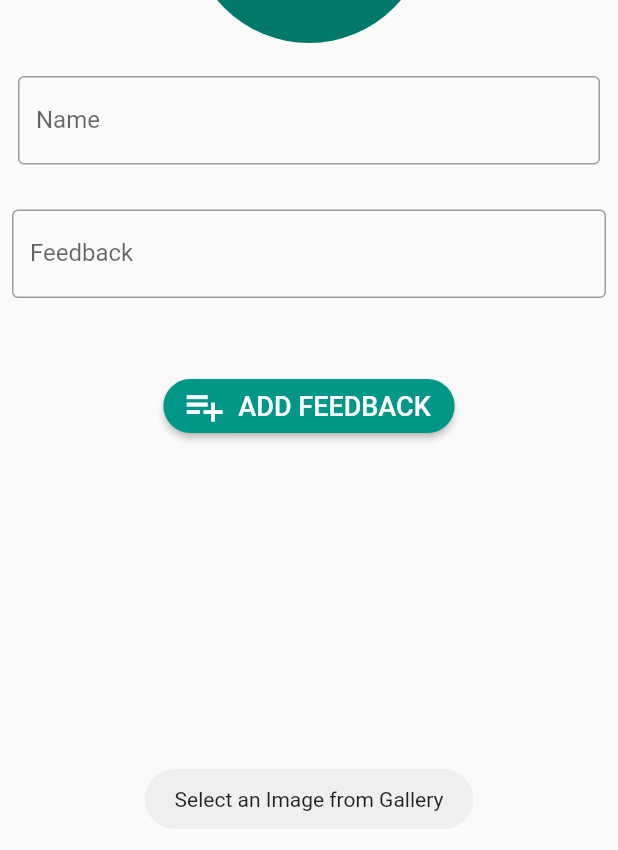
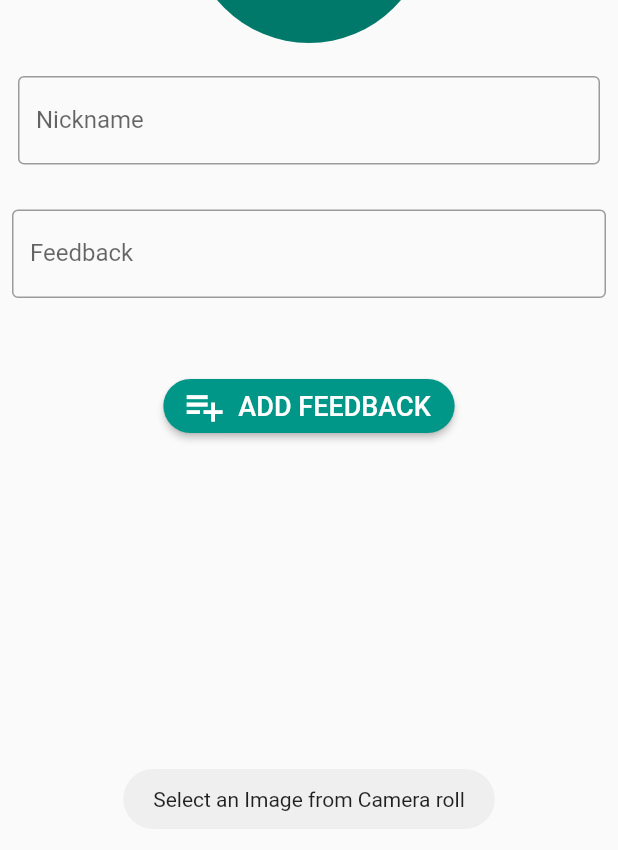
Before and after one commit to Esa1997/green_app, a Flutter app: the AddFeedback screen opened directly, after a tap on "ADD FEEDBACK", on a phone screen of 412 x 824 dp. Shown: the part 311-1161 px from the top of the screen. Run offline on Flutter 3.47's test engine with Material 2 defaults, Android fonts, the light colour scheme and no system bars; our stand-ins replace cloud_firestore, firebase_auth, firebase_core, firebase_storage, flutter_speed_dial, fluttertoast and 1 more; accounts and stored records are empty.

Commit message:
Adding camera roll feature to feedback pages.

```diff
--- a/lib/pages/add_feedback.dart
+++ b/lib/pages/add_feedback.dart
@@ -5,6 +5,7 @@ import 'package:flutter/cupertino.dart';
 import 'package:flutter/material.dart';
 import 'package:flutter/services.dart';
 import 'package:fluttertoast/fluttertoast.dart';
+import 'package:green_app/pages/feedback_grid.dart';
 import 'package:green_app/pages/flower_grid.dart';
 import 'package:green_app/services/review_database.dart';
 import 'package:image_picker/image_picker.dart';
@@ -24,9 +25,27 @@ class _AddFeedbackState extends State<AddFeedback> {
   String? _description;
   String? _url;
 
+  // Future pickImage() async {
+  //   try {
+  //     final image = await ImagePicker().pickImage(source: ImageSource.gallery);
+  //     if (image == null) return;
+  //
+  //     final imageTemporary = File(image.path);
+  //     setState(() {
+  //       this._pickedImage = imageTemporary;
+  //     });
+  //   } on PlatformException catch (e) {
+  //     // TODO
+  //     print('Failed to pick image: $e');
+  //   }
+  // }
+  File? image;
+
+  //Camera roll
+
   Future pickImage() async {
     try {
-      final image = await ImagePicker().pickImage(source: ImageSource.gallery);
+      final image = await ImagePicker().pickImage(source: ImageSource.camera);
       if (image == null) return;
 
       final imageTemporary = File(image.path);
@@ -39,9 +58,10 @@ class _AddFeedbackState extends State<AddFeedback> {
     }
   }
 
+
   onSaved() async {
     if(_pickedImage == null){
-      Fluttertoast.showToast(msg: 'Select an Image from Gallery');
+      Fluttertoast.showToast(msg: 'Select an Image from Camera roll');
     }
     else{
       try{
@@ -63,16 +83,15 @@ class _AddFeedbackState extends State<AddFeedback> {
         print('Exception: $error');
       } finally {
         // TODO
-        // Navigator.push(
-        //     context,
-        //     MaterialPageRoute(
-        //       builder: (context) => FlowerGrid(),
-        //     )
-        // );
+        Navigator.push(
+          context,
+           MaterialPageRoute(
+             builder: (context) => FeedbackGrid(),
+           )
+        );
       }
     }
   }
-
   @override
   Widget build(BuildContext context) {
     return Scaffold(
@@ -139,7 +158,7 @@ class _AddFeedbackState extends State<AddFeedback> {
                               border: OutlineInputBorder(
                                   borderSide: BorderSide(color: Colors.teal)
                               ),
-                              labelText: 'Name'
+                              labelText: 'Nickname'
                           ),
                           validator: (value) {
                             if(value == null || value.isEmpty){
--- a/lib/pages/edit_feedback.dart
+++ b/lib/pages/edit_feedback.dart
@@ -49,7 +49,7 @@ class _EditFeedbackItemState extends State<EditFeedbackItem> {
 
   Future pickImage() async {
     try {
-      final image = await ImagePicker().pickImage(source: ImageSource.gallery);
+      final image = await ImagePicker().pickImage(source: ImageSource.camera);
       if (image == null) return;
 
       final imageTemporary = File(image.path);
@@ -64,7 +64,7 @@ class _EditFeedbackItemState extends State<EditFeedbackItem> {
 
   onUpdate() async {
     if(_pickedImage == null && _url == null){
-      Fluttertoast.showToast(msg: 'Select an Image from Gallery');
+      Fluttertoast.showToast(msg: 'Select an Image from Camera roll');
     }
     else{
       try{
@@ -197,7 +197,7 @@ class _EditFeedbackItemState extends State<EditFeedbackItem> {
                             border: OutlineInputBorder(
                                 borderSide: BorderSide(color: Colors.teal)
                             ),
-                            labelText: 'Name',
+                            labelText: 'Nickname',
                             helperText: 'Name',
                           ),
                           controller: TextEditingController(text: '$_name'),
--- a/lib/pages/registration_screen.dart
+++ b/lib/pages/registration_screen.dart
@@ -235,12 +235,12 @@ class _RegistrationScreenState extends State<RegistrationScreen> {
                   crossAxisAlignment: CrossAxisAlignment.center,
                   children: <Widget>[
                     SizedBox(
-                        height: 180,
+                        height: 150,
                         child: Image.asset(
                           "assets/images/logo.jpg",
                           fit: BoxFit.contain,
                         )),
-                    SizedBox(height: 45),
+                    SizedBox(height: 40),
                     firstNameField,
                     SizedBox(height: 15),
                     secondNameField,
@@ -248,7 +248,7 @@ class _RegistrationScreenState extends State<RegistrationScreen> {
                     emailField,
                     SizedBox(height: 15),
                     dateOfBirthfield,
-                    SizedBox(height: 20),
+                    SizedBox(height: 15),
                     passwordField,
                     SizedBox(height: 15),
                     confirmPasswordField,
--- a/lib/services/order_database.dart
+++ b/lib/services/order_database.dart
@@ -22,7 +22,7 @@ class OrderDatabase{
     };
 
     documentReference.set(data)
-        .whenComplete(() => Fluttertoast.showToast(msg: 'Order Placed.'))
+        .whenComplete(() => Fluttertoast.showToast(msg: 'Order Placed Successfully!!.'))
         .onError((error, stackTrace) => Fluttertoast.showToast(msg: error.toString()));
   }
 }
--- a/lib/services/review_database.dart
+++ b/lib/services/review_database.dart
@@ -20,7 +20,7 @@ class FeedbackDatabase{
     };
 
     documentReference.set(data)
-        .whenComplete(() => Fluttertoast.showToast(msg: 'Feedback Added.'))
+        .whenComplete(() => Fluttertoast.showToast(msg: 'Feedback Submitted Successfully.'))
         .onError((error, stackTrace) => Fluttertoast.showToast(msg: error.toString()));
   }
 
```
